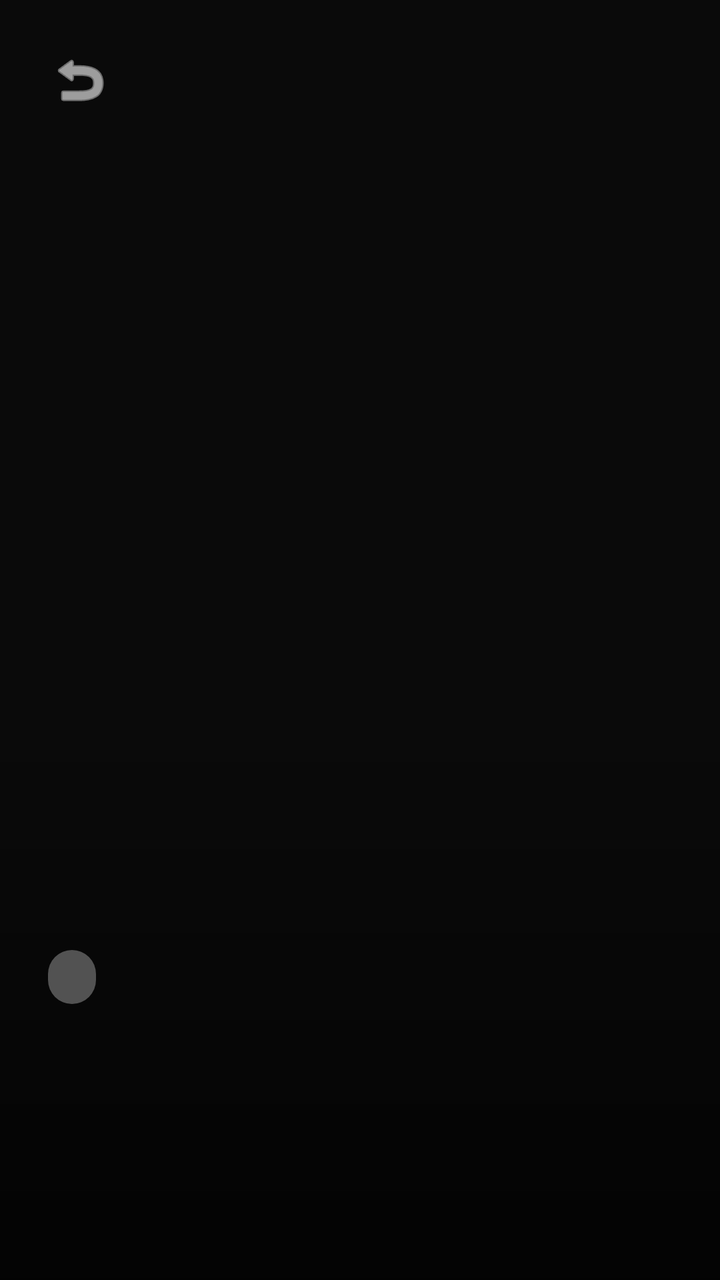
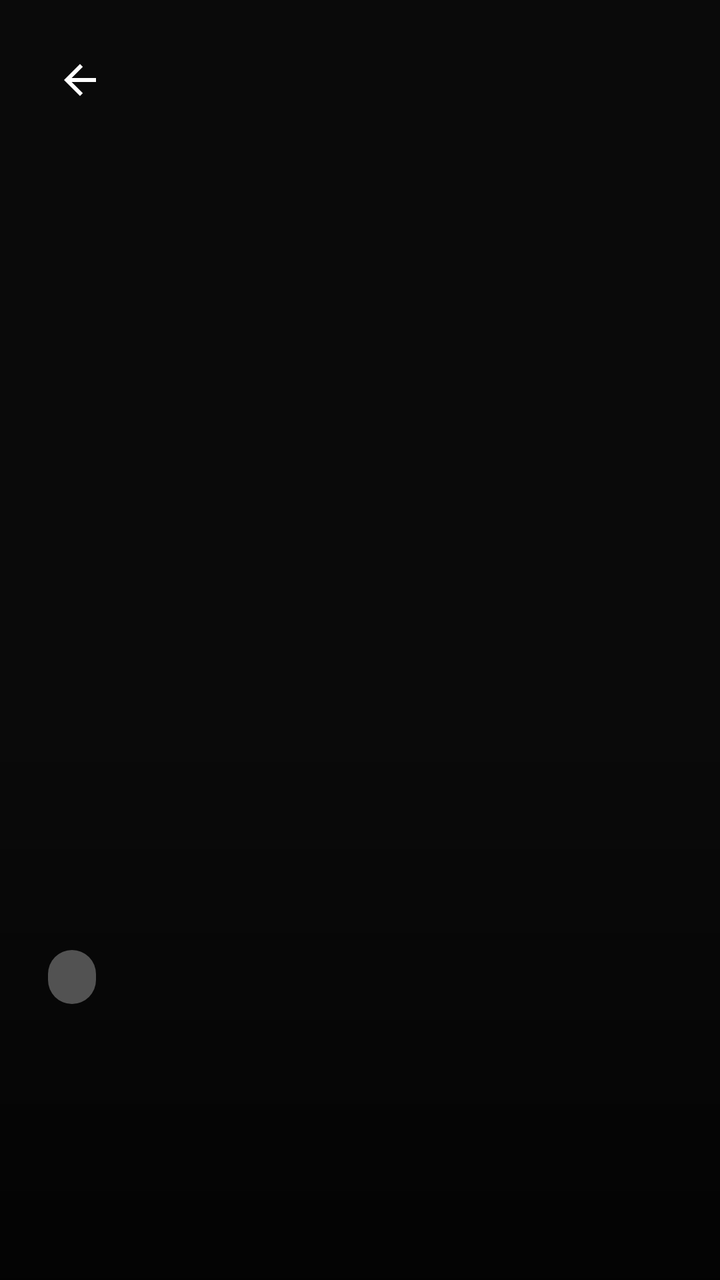

An Android layout rendered at two revisions. The XML below is the earlier revision; the diff shows what the commit changed to produce the second picture.
<!-- AndroidManifest.xml: application theme Theme.ExpenseTrackerApp -->
<!-- res/layout/fragment_receipt_detail.xml -->
<?xml version="1.0" encoding="utf-8"?>
<androidx.constraintlayout.widget.ConstraintLayout xmlns:android="http://schemas.android.com/apk/res/android"
    xmlns:app="http://schemas.android.com/apk/res-auto"
    android:layout_width="match_parent"
    android:layout_height="match_parent"
    android:background="@color/background_dark">

    <ImageView
        android:id="@+id/iv_receipt_image"
        android:layout_width="match_parent"
        android:layout_height="0dp"
        app:layout_constraintDimensionRatio="1:1"
        app:layout_constraintTop_toTopOf="parent"
        app:layout_constraintBottom_toBottomOf="parent"
        android:scaleType="centerCrop" />

    <ImageButton
        android:id="@+id/btn_return"
        android:layout_width="48dp"
        android:layout_height="48dp"
        android:layout_margin="16dp"
        android:src="@android:drawable/ic_menu_revert"
        android:background="?attr/selectableItemBackgroundBorderless"
        app:tint="@color/white"
        app:layout_constraintTop_toTopOf="parent"
        app:layout_constraintStart_toStartOf="parent" />

    
    <View
        android:layout_width="match_parent"
        android:layout_height="300dp"
        android:background="@drawable/gradient_bottom_up"
        app:layout_constraintBottom_toBottomOf="parent" />

    <LinearLayout
        android:layout_width="match_parent"
        android:layout_height="wrap_content"
        android:orientation="vertical"
        android:padding="24dp"
        app:layout_constraintBottom_toBottomOf="parent">

        <TextView
            android:id="@+id/tv_category"
            android:layout_width="wrap_content"
            android:layout_height="wrap_content"
            android:textColor="@color/white"
            android:textSize="14sp"
            android:textStyle="bold"
            android:background="@drawable/bg_category_badge"
            android:paddingHorizontal="12dp"
            android:paddingVertical="4dp"
            android:layout_marginBottom="8dp" />

        <TextView
            android:id="@+id/tv_amount"
            android:layout_width="match_parent"
            android:layout_height="wrap_content"
            android:textColor="@color/white"
            android:textSize="40sp"
            android:textStyle="bold"
            android:layout_marginBottom="4dp" />

        <TextView
            android:id="@+id/tv_date"
            android:layout_width="match_parent"
            android:layout_height="wrap_content"
            android:textColor="#E0E0E0"
            android:textSize="14sp"
            android:layout_marginBottom="8dp" />

        <TextView
            android:id="@+id/tv_note"
            android:layout_width="match_parent"
            android:layout_height="wrap_content"
            android:textColor="@color/white"
            android:textSize="16sp" />

    </LinearLayout>
</androidx.constraintlayout.widget.ConstraintLayout>
<!-- resources referenced by this layout -->
<resources>
  <color name="background_dark">#0A0A0A</color>
  <color name="white">#FFFFFF</color>
  <!-- drawable bg_category_badge (drawable) -->
  <?xml version="1.0" encoding="utf-8"?>
  <shape xmlns:android="http://schemas.android.com/apk/res/android">
      <solid android:color="#4DFFFFFF" /> 
      <corners android:radius="16dp" />
  </shape>
  <!-- drawable gradient_bottom_up (drawable) -->
  <?xml version="1.0" encoding="utf-8"?>
  <shape xmlns:android="http://schemas.android.com/apk/res/android">
      <gradient
          android:startColor="#B3000000"
          android:endColor="#00000000"
          android:angle="90" />
  </shape>
  <style name="Theme.ExpenseTrackerApp" parent="Theme.Material3.DayNight.NoActionBar">
          <item name="colorPrimary">@color/colorPrimary</item>
          <item name="colorPrimaryVariant">@color/colorPrimaryDark</item>
          <item name="colorOnPrimary">@color/white</item>
          <item name="colorSecondary">@color/colorAccent</item>
          <item name="colorSecondaryVariant">@color/colorAccent</item>
          <item name="colorOnSecondary">@color/white</item>
          <item name="android:colorBackground">@color/background_dark</item>
          <item name="android:statusBarColor">@color/background_dark</item>
          <item name="android:navigationBarColor">@color/background_dark</item>
      </style>
  <color name="colorPrimary">#FF5722</color>
  <color name="colorPrimaryDark">#E64A19</color>
  <color name="colorAccent">#FF5722</color>
</resources>

<!-- the commit's change to res/layout/fragment_receipt_detail.xml (unified diff, before → after) -->
@@ -19,8 +19,9 @@
         android:layout_width="48dp"
         android:layout_height="48dp"
         android:layout_margin="16dp"
-        android:src="@android:drawable/ic_menu_revert"
+        android:src="@drawable/ic_arrow_back"
         android:background="?attr/selectableItemBackgroundBorderless"
+        android:contentDescription="Return"
         app:tint="@color/white"
         app:layout_constraintTop_toTopOf="parent"
         app:layout_constraintStart_toStartOf="parent" />
<!-- resource entries referenced after the edit -->
@@ -16,6 +16,17 @@
           android:endColor="#00000000"
           android:angle="90" />
   </shape>
+  <!-- drawable ic_arrow_back (drawable) -->
+  <vector xmlns:android="http://schemas.android.com/apk/res/android"
+      android:width="24dp"
+      android:height="24dp"
+      android:viewportWidth="24"
+      android:viewportHeight="24"
+      android:tint="?attr/colorControlNormal">
+    <path
+        android:fillColor="@android:color/white"
+        android:pathData="M20,11H7.83l5.59,-5.59L12,4l-8,8 8,8 1.41,-1.41L7.83,13H20v-2z"/>
+  </vector>
   <style name="Theme.ExpenseTrackerApp" parent="Theme.Material3.DayNight.NoActionBar">
           <item name="colorPrimary">@color/colorPrimary</item>
           <item name="colorPrimaryVariant">@color/colorPrimaryDark</item>
